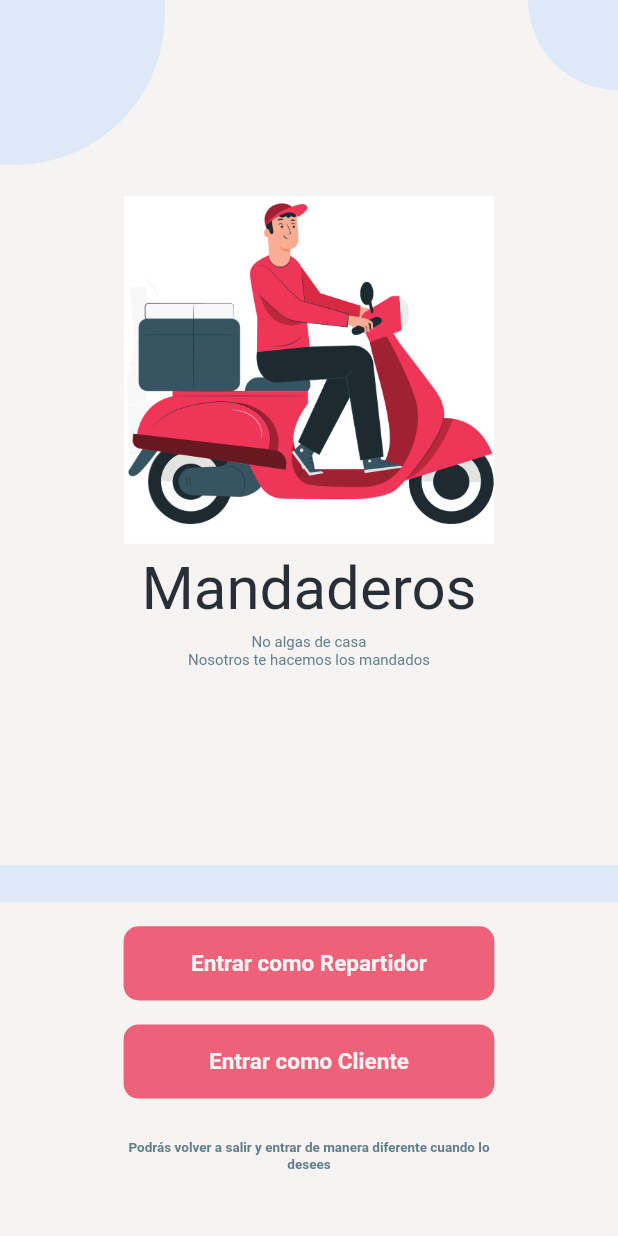
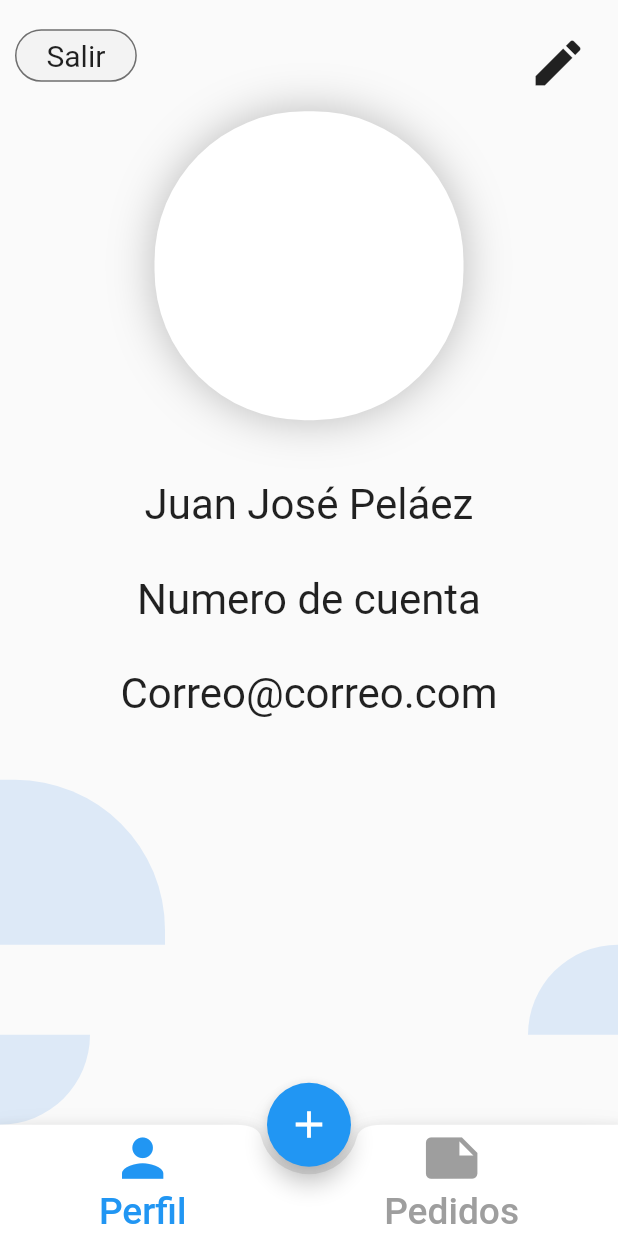
Before and after one commit to daniort/mandar, a Flutter app: the screen it shows after launch, on a phone screen of 412 x 824 dp. Run offline on Flutter 3.47's test engine with Material 2 defaults, Android fonts, the phone set to English and light mode, and no system bars; our stand-ins replace font_awesome_flutter, google_fonts; Roboto replaces fonts that are missing (Courgette).

Commit message:
perfil cliente avance

```diff
--- a/lib/Router/strings.dart
+++ b/lib/Router/strings.dart
@@ -1,2 +1,3 @@
 const String mainRoute = '/';
 const String signRoute = 'sign';
+const String editRoute = 'edit';
--- /dev/null
+++ b/lib/cliente/pedidos_wid.dart
@@ -0,0 +1,15 @@
+import 'package:flutter/material.dart';
+
+class Pedidos extends StatefulWidget {
+  @override
+  _PedidosState createState() => _PedidosState();
+}
+
+class _PedidosState extends State<Pedidos> {
+  @override
+  Widget build(BuildContext context) {
+    return Container(
+      color: Colors.green,
+    );
+  }
+}
--- /dev/null
+++ b/lib/cliente/perfil_wid.dart
@@ -0,0 +1,160 @@
+import 'package:flutter/material.dart';
+import 'package:font_awesome_flutter/font_awesome_flutter.dart';
+
+class Perfil extends StatefulWidget {
+  @override
+  _PerfilState createState() => _PerfilState();
+}
+
+class _PerfilState extends State<Perfil> {
+  @override
+  Widget build(BuildContext context) {
+    final alto = MediaQuery.of(context).size.height;
+    final ancho = MediaQuery.of(context).size.width;
+    return SafeArea(
+      child: Column(
+        children: <Widget>[
+          Container(
+            padding: const EdgeInsets.only(left: 10),
+            width: ancho,
+            height: alto * .09,
+            child: Row(
+              children: <Widget>[
+                Container(
+                  decoration: BoxDecoration(
+                      color: Color(0xfff3f3f3),
+                      borderRadius: BorderRadius.circular(100),
+                      border: Border.all(color: Colors.black54)),
+                  child: Padding(
+                    padding: const EdgeInsets.only(
+                        top: 5.0, bottom: 5.0, left: 20.0, right: 20.0),
+                    child: InkWell(
+                      child: Container(
+                        child: InkWell(
+                          child: Text(
+                            'Salir',
+                            style: TextStyle(fontSize: 20),
+                          ),
+                          onTap: () {},
+                        ),
+                      ),
+                    ),
+                  ),
+                ),
+                Expanded(
+                  child: Container(),
+                ),
+                Container(
+                  child: Padding(
+                    padding: const EdgeInsets.only(top: 10, right: 20),
+                    child: InkWell(
+                      child: Container(
+                        child: InkWell(
+                          child: Icon(
+                            Icons.edit,
+                            size: 40,
+                          ),
+                          onTap: () {},
+                        ),
+                      ),
+                    ),
+                  ),
+                ),
+              ],
+            ),
+          ),
+          Expanded(
+            child: Column(
+              children: <Widget>[
+                Container(
+                  width: alto * .25,
+                  height: alto * .25,
+                  //margin: EdgeInsets.only(top: * 0.25),
+                  decoration: BoxDecoration(
+                    color: Colors.white,
+                    borderRadius: BorderRadius.circular(100),
+                    boxShadow: [
+                      BoxShadow(color: Colors.black26, blurRadius: 25)
+                    ],
+                  ),
+                ),
+                SizedBox(height: 40.0),
+                Expanded(
+                  child: Column(
+                    children: <Widget>[
+                      Container(
+                        child: Text(
+                          "Juan José Peláez",
+                          textAlign: TextAlign.center,
+                          style: TextStyle(
+                            fontSize: 28,
+                          ),
+                        ),
+                      ),
+                      SizedBox(height: 30.0),
+                      Container(
+                        child: Text(
+                          "Numero de cuenta",
+                          textAlign: TextAlign.center,
+                          style: TextStyle(
+                            fontSize: 28,
+                          ),
+                        ),
+                      ),
+                      SizedBox(height: 30.0),
+                      Container(
+                        child: Text(
+                          "Correo@correo.com",
+                          textAlign: TextAlign.center,
+                          style: TextStyle(
+                            fontSize: 28,
+                          ),
+                        ),
+                      ),
+                    ],
+                  ),
+                )
+              ],
+            ),
+          ),
+          Align(
+            alignment: Alignment.bottomLeft,
+            child: Container(
+                width: 110,
+                height: 110,
+                decoration: BoxDecoration(
+                  borderRadius:
+                      BorderRadius.only(topRight: Radius.circular(100.0)),
+                  color: Color(0xffdde9f7),
+                  //borderRadius: BorderRadius.circular(80.0)),
+                )),
+          ),
+          Align(
+            alignment: Alignment.bottomRight,
+            child: Container(
+                width: 60,
+                height: 60,
+                decoration: BoxDecoration(
+                  borderRadius:
+                      BorderRadius.only(topLeft: Radius.circular(100.0)),
+                  color: Color(0xffdde9f7),
+                  //borderRadius: BorderRadius.circular(80.0)),
+                )),
+          ),
+          Align(
+            alignment: Alignment.topLeft,
+            child: Container(
+                width: 60,
+                height: 60,
+                decoration: BoxDecoration(
+                  borderRadius:
+                      BorderRadius.only(bottomRight: Radius.circular(100.0)),
+                  color: Color(0xffdde9f7),
+                  //borderRadius: BorderRadius.circular(80.0)),
+                )),
+          ),
+        ],
+      ),
+    );
+  }
+}
--- /dev/null
+++ b/lib/cliente/principal_wid.dart
@@ -0,0 +1,104 @@
+import 'package:flutter/cupertino.dart';
+import 'package:flutter/material.dart';
+
+import 'package:mandadero/Router/strings.dart';
+import 'package:mandadero/cliente/pedidos_wid.dart';
+import 'package:mandadero/cliente/perfil_wid.dart';
+
+class Principal extends StatefulWidget {
+  @override
+  _PrincipalState createState() => _PrincipalState();
+}
+
+class _PrincipalState extends State<Principal> {
+  int page = 0;
+  final List<Widget> lista = [
+    Perfil(),
+    Pedidos(),
+  ];
+
+  Widget inicio = Perfil();
+
+  final PageStorageBucket bucket = PageStorageBucket();
+
+  @override
+  Widget build(BuildContext context) {
+    final alto = MediaQuery.of(context).size.height;
+    return Scaffold(
+      body: PageStorage(
+        child: inicio,
+        bucket: bucket,
+      ),
+      bottomNavigationBar: BottomAppBar(
+        notchMargin: 5,
+        shape: CircularNotchedRectangle(),
+        child: Container(
+          height: alto * .09,
+          child: Row(
+            mainAxisAlignment: MainAxisAlignment.spaceAround,
+            children: <Widget>[
+              MaterialButton(
+                onPressed: () {
+                  setState(
+                    () {
+                      inicio = Perfil();
+                      page = 0;
+                    },
+                  );
+                },
+                child: Column(
+                  mainAxisAlignment: MainAxisAlignment.center,
+                  children: <Widget>[
+                    Icon(
+                      Icons.person,
+                      color: page == 0 ? Colors.blue : Colors.grey,
+                      size: alto * .05,
+                    ),
+                    Text(
+                      'Perfil',
+                      style: TextStyle(
+                          color: page == 0 ? Colors.blue : Colors.grey,
+                          fontSize: alto * .03),
+                    ),
+                  ],
+                ),
+              ),
+              MaterialButton(
+                onPressed: () {
+                  setState(
+                    () {
+                      inicio = Pedidos();
+                      page = 1;
+                    },
+                  );
+                },
+                child: Column(
+                  mainAxisAlignment: MainAxisAlignment.center,
+                  children: <Widget>[
+                    Icon(Icons.note,
+                        color: page == 1 ? Colors.blue : Colors.grey,
+                        size: alto * .05),
+                    Text(
+                      'Pedidos',
+                      style: TextStyle(
+                          color: page == 1 ? Colors.blue : Colors.grey,
+                          fontSize: alto * .03),
+                    ),
+                  ],
+                ),
+              ),
+            ],
+          ),
+        ),
+      ),
+      floatingActionButtonLocation: FloatingActionButtonLocation.centerDocked,
+      floatingActionButton: FloatingActionButton(
+        child: Icon(
+          Icons.add,
+          size: 30,
+        ),
+        onPressed: null,
+      ),
+    );
+  }
+}
--- a/lib/main.dart
+++ b/lib/main.dart
@@ -1,6 +1,7 @@
 import 'package:flutter/material.dart';
 import 'package:google_fonts/google_fonts.dart';
 import 'package:mandadero/Router/strings.dart';
+import 'package:mandadero/cliente/principal_wid.dart';
 import 'package:mandadero/state/loginstate.dart';
 import 'package:provider/provider.dart';
 
@@ -12,7 +13,6 @@ class MyApp extends StatelessWidget {
   @override
   Widget build(BuildContext context) {
     return ChangeNotifierProvider<LoginState>(
-
       create: (BuildContext context) => LoginState(),
       child: MaterialApp(
         debugShowCheckedModeBanner: false,
@@ -23,7 +23,7 @@ class MyApp extends StatelessWidget {
           mainRoute: (BuildContext context) {
             var state = Provider.of<LoginState>(context);
             if (state.isLogin()) {
-              return HomeScreen();
+              return Principal();
             } else {
               return FirtsPage();
             }
@@ -62,7 +62,6 @@ class _FirtsPageState extends State<FirtsPage> {
     final alto = MediaQuery.of(context).size.height;
     final ancho = MediaQuery.of(context).size.width;
     return Scaffold(
-
       backgroundColor: Color(0xfff6f4f3),
       body: Center(
           child: Column(
--- a/lib/state/loginstate.dart
+++ b/lib/state/loginstate.dart
@@ -1,16 +1,12 @@
-
-
 import 'package:flutter/material.dart';
 
-
 class LoginState with ChangeNotifier {
-
-  bool _login = false;
+  bool _login = true;
 
   bool isLogin() => _login;
 
   void login() async {
-     _login = true;
+    _login = true;
     notifyListeners();
   }
 
@@ -18,6 +14,4 @@ class LoginState with ChangeNotifier {
     _login = false;
     notifyListeners();
   }
-
-
 }
```
Also changed, not shown: lib/Router/generateRouter.dart (+3 -4 lines), lib/cliente/editar_wid.dart (added, +119 -0 lines), lib/cliente/nuevo_pedido.dart (added, +63 -0 lines), lib/widget/text_input.dart (added, +34 -0 lines), lib/assets/perfil.png (added), pubspec.lock.
